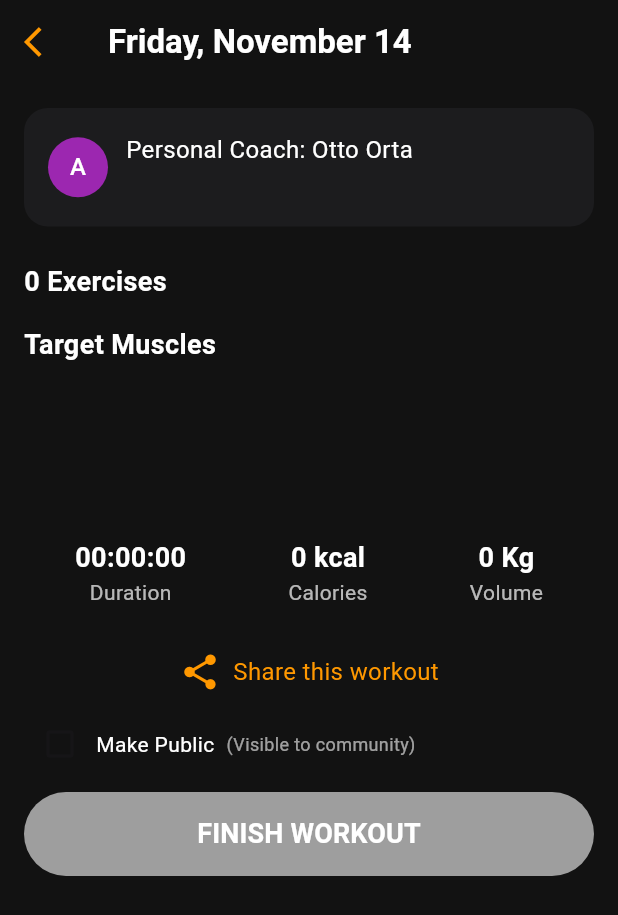
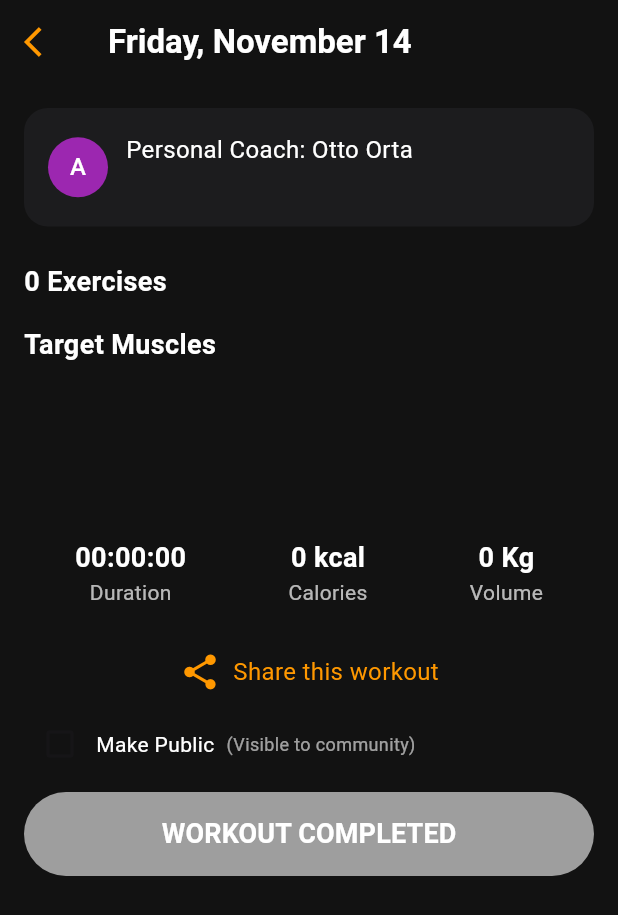
Before and after one commit to ottoorta/weightlifting-tracker, a Flutter app: the WorkoutMainScreen screen opened directly with empty values, on a phone screen of 412 x 824 dp. Shown: the top 915 px of the screen. Run offline on Flutter 3.47's test engine with Material 3 defaults, Android fonts, the light colour scheme and no system bars; our stand-ins replace audioplayers, chewie, cloud_firestore, firebase_auth, firebase_core, firebase_storage and 5 more; missing offline and left inert: flutter_facebook_auth; accounts and stored records are empty; Roboto replaces fonts that are missing (Montserrat).

Commit message:
fix(ui): button text + hide completed workouts
- workout_main: 'Finish Workout'  'Workout Completed' when done
- Button turns gray when completed
- workout_card: Hides today's workout if 'completedAt' exists
- Shows 'No workout yet!'  user can request free or blank

Closes: misleading button + stale completed workout
Tested: Complete  button updates, card resets

```diff
--- a/lib/screens/workout_main.dart
+++ b/lib/screens/workout_main.dart
@@ -462,9 +462,9 @@ https://ironcoach.app
         '${(elapsedDuration.inMinutes % 60).toString().padLeft(2, '0')}:'
         '${(elapsedDuration.inSeconds % 60).toString().padLeft(2, '0')}';
 
-    Color btnColor = isWorkoutCompleted ? Colors.green : Colors.orange;
+    Color btnColor = isWorkoutCompleted ? Colors.grey : Colors.orange;
     String btnText = isWorkoutCompleted
-        ? 'FINISH WORKOUT'
+        ? 'WORKOUT COMPLETED'
         : isWorkoutStarted
             ? 'FINISH WORKOUT'
             : 'START WORKOUT';
--- a/lib/widgets/workout_card.dart
+++ b/lib/widgets/workout_card.dart
@@ -62,6 +62,11 @@ class _WorkoutCardState extends State<WorkoutCard> {
         final doc = snap.data!.docs.first;
         final workoutData = doc.data() as Map<String, dynamic>;
         workoutData['id'] = doc.id;
+
+        // === NEW: HIDE IF COMPLETED ===
+        if (workoutData['completedAt'] != null) {
+          return _buildEmptyCard();
+        }
 
         // SAFE PARSING: exerciseIds
         List<String> ids = [];
```
